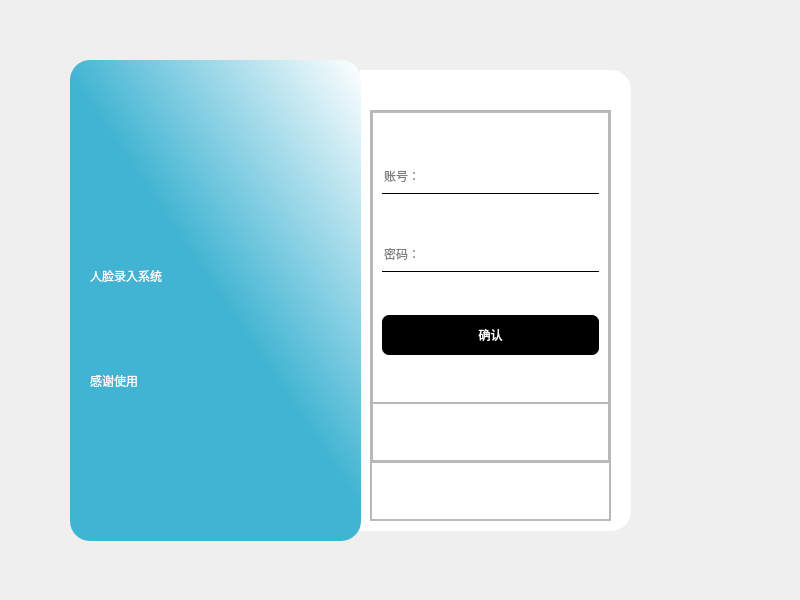
This is LoginSoftware/LoginUi.ui in MengFanjun020906/PyQtProject as Qt 5 draws it before an edit. The edited form follows.
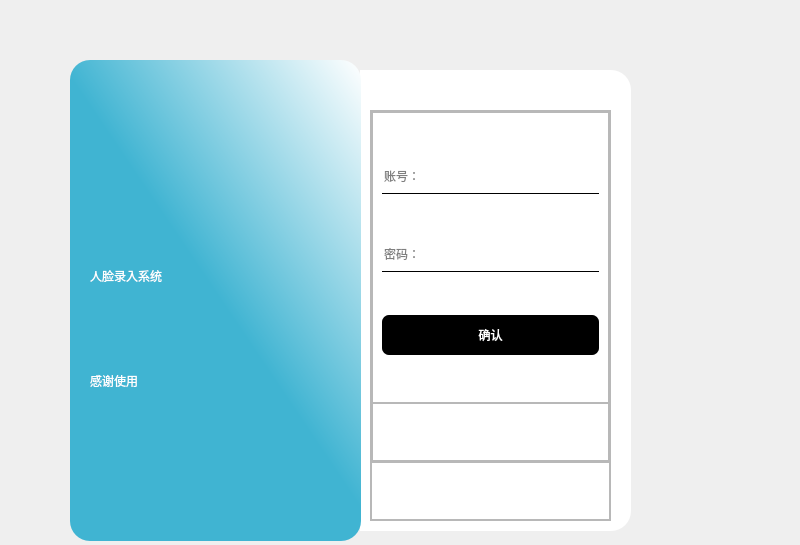
This is the edited form. The open tabs and pages were chosen to show the change. Icons and pictures are not drawn.

Patch:
```diff
--- a/LoginSoftware/LoginUi.ui
+++ b/LoginSoftware/LoginUi.ui
@@ -7,7 +7,7 @@
     <x>0</x>
     <y>0</y>
     <width>800</width>
-    <height>600</height>
+    <height>545</height>
    </rect>
   </property>
   <property name="windowTitle">
```
Left out of the diff: 2 changed lines with no effect on the pictures.
